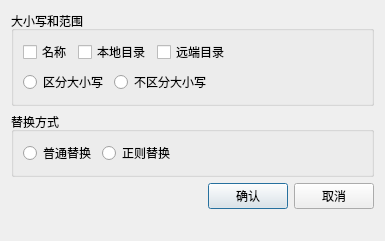
taynpg/relayer, file app/ui/ReplaceArea.ui: the form before one commit.
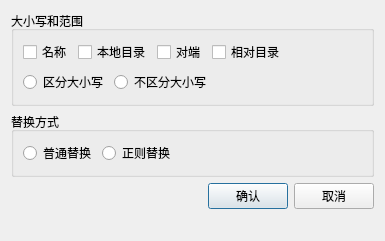
The form after the commit.

Commit message:
feat(app): ReplaceArea 替换作用域对话框
- 对照 v1 Gui/Form/ReplaceArea 迁移，作用列改为 v2 行模型的四个
  可编辑字段（名称/本地目录/对端/相对目录）
- v1 的 useCase/useRegex 是假选项（结果传入 lambda 但从未使用）；
  v2 两个开关都做成真的：大小写敏感性走 Qt::CaseSensitivity，
  正则走 QRegularExpression（pattern 先验证再替换）
- ComparisonControl::onReplace 从「全部列普通替换」改为接对话框结论

The edit to the form file:
```diff
--- a/app/ui/ReplaceArea.ui
+++ b/app/ui/ReplaceArea.ui
@@ -39,7 +39,14 @@
         <item>
          <widget class="QCheckBox" name="cBoxRemote">
           <property name="text">
-           <string>远端目录</string>
+           <string>对端</string>
+          </property>
+         </widget>
+        </item>
+        <item>
+         <widget class="QCheckBox" name="cBoxRel">
+          <property name="text">
+           <string>相对目录</string>
           </property>
          </widget>
         </item>
```
Left out of the diff: 2 changed lines with no effect on the pictures. The commit also changes 4 other files.
